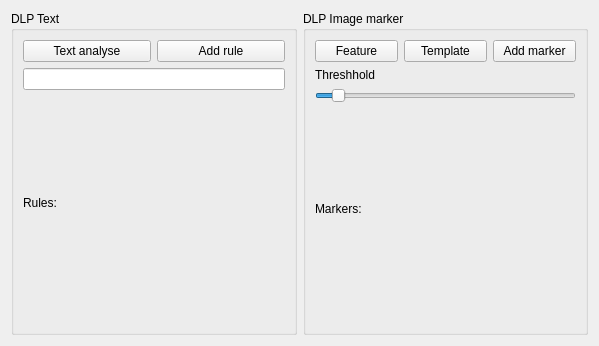
angelorodem/SuspiciousEyes, file SuspiciousEyes/janela.ui: the form before one commit.
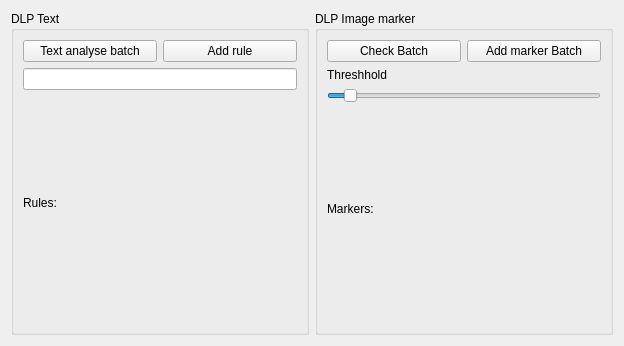
The form after the commit.

Patch:
```diff
--- a/SuspiciousEyes/janela.ui
+++ b/SuspiciousEyes/janela.ui
@@ -6,7 +6,7 @@
    <rect>
     <x>0</x>
     <y>0</y>
-    <width>599</width>
+    <width>624</width>
     <height>346</height>
    </rect>
   </property>
@@ -25,7 +25,7 @@
         <item>
          <widget class="QPushButton" name="text_match">
           <property name="text">
-           <string>Text analyse</string>
+           <string>Text analyse batch</string>
           </property>
          </widget>
         </item>
@@ -67,21 +67,14 @@
         <item>
          <widget class="QPushButton" name="feature_match">
           <property name="text">
-           <string>Feature</string>
-          </property>
-         </widget>
-        </item>
-        <item>
-         <widget class="QPushButton" name="template_match">
-          <property name="text">
-           <string>Template</string>
+           <string>Check Batch</string>
           </property>
          </widget>
         </item>
         <item>
          <widget class="QPushButton" name="add_marker">
           <property name="text">
-           <string>Add marker</string>
+           <string>Add marker Batch</string>
           </property>
          </widget>
         </item>
```
